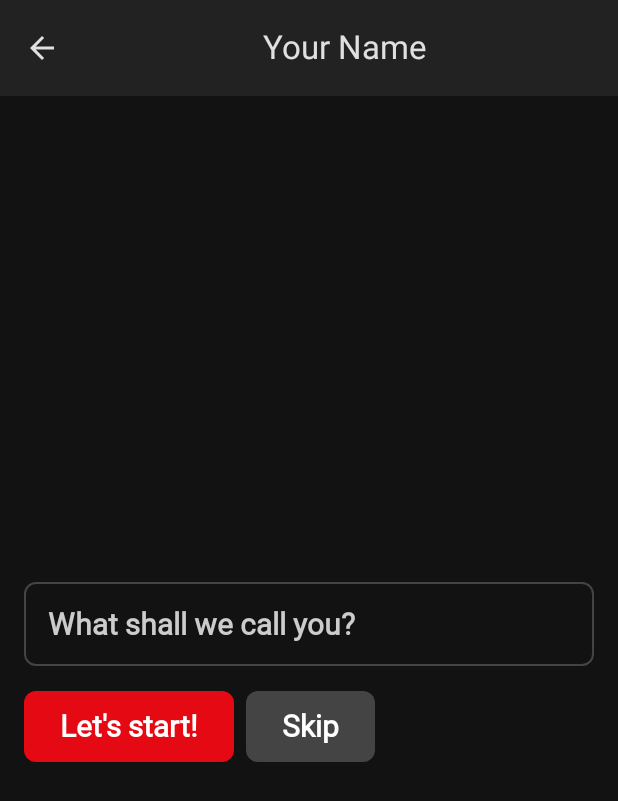
After one commit to thanhhoann/mobile_app_project, an Android app built with Jetpack Compose: the PromptNameScreen screen opened through its navigation route, on a phone screen of 412 x 824 dp. The commit adds this screen. Shown: the top 801 px of the screen. Run offline under Robolectric (Android 15) with nearby library versions, the phone set to English and light mode, and no system bars; our stand-ins replace Dagger/Hilt's generated code, Firebase (no records; nobody signed in at launch, a user with empty details on screens opened directly); pictures from the network do not load; Roboto replaces fonts that are not available here.

Commit message:
Add PromptNameScreen.kt

```diff
--- a/app/src/main/java/com/mobile_app/project/MainActivity.kt
+++ b/app/src/main/java/com/mobile_app/project/MainActivity.kt
@@ -34,6 +34,8 @@ import com.mobile_app.project.config.auth.AuthService
 import com.mobile_app.project.ui.screens.HomeScreen
 import com.mobile_app.project.ui.screens.MovieScreen
 import com.mobile_app.project.ui.screens.MovieViewModel
+import com.mobile_app.project.ui.screens.ProfileScreen
+import com.mobile_app.project.ui.screens.PromptNameScreen
 import com.mobile_app.project.ui.screens.SignInScreen
 import com.mobile_app.project.ui.screens.SignUp
 import com.mobile_app.project.ui.theme.MobileAppProjectTheme
@@ -82,7 +84,8 @@ enum class MovieScreens(@StringRes val title: Int) {
     SignUp(title = R.string.signup),
     SignIn(title = R.string.signin),
     Detail(title = R.string.movie_detail),
-    Profile(title = R.string.profile)
+    Profile(title = R.string.profile),
+    PromptName(title = R.string.your_name)
 }
 
 @Composable
@@ -139,7 +142,7 @@ fun MovieApp(authService: AuthService) {
                 )
             },
             bottomBar = {
-                if (authService.isLoggedIn) {
+                if (authService.isLoggedIn && currentScreen != MovieScreens.PromptName) {
                     BottomBar(currentScreen, navController)
                 }
             }
@@ -165,13 +168,29 @@ fun MovieApp(authService: AuthService) {
                     SignInScreen(
                         authService,
                         onSignInSuccess = {
-                            navController.navigate(MovieScreens.Home.name) {
-                                popUpTo(MovieScreens.Home.name) { inclusive = true }
+                            if (authService.getCurrentUser()?.displayName == null) {
+                                navController.navigate(MovieScreens.PromptName.name) {
+                                    popUpTo(MovieScreens.PromptName.name) { inclusive = true }
+                                }
+                            } else {
+                                navController.navigate(MovieScreens.Home.name) {
+                                    popUpTo(MovieScreens.Home.name) { inclusive = true }
+                                }
                             }
                         },
                         navController
                     )
                 }
+                composable(route = MovieScreens.Profile.name) {
+                    ProfileScreen(authService, onSignOut = {
+                        navController.navigate(MovieScreens.Home.name) {
+                            popUpTo(MovieScreens.Home.name) { inclusive = true }
+                        }
+                    })
+                }
+                composable(route = MovieScreens.PromptName.name) {
+                    PromptNameScreen(authService, navController)
+                }
             }
         }
     }
--- a/app/src/main/java/com/mobile_app/project/components/AppBar.kt
+++ b/app/src/main/java/com/mobile_app/project/components/AppBar.kt
@@ -37,7 +37,8 @@ fun MovieAppBar(
     navigateUp: () -> Unit,
     modifier: Modifier = Modifier
 ) {
-    val username = authService.getCurrentUser()?.email?.substringBefore("@")
+    val user = authService.getCurrentUser()
+    val username = user?.displayName ?: user?.email?.substringBefore("@")
     CenterAlignedTopAppBar(
         title = {
             Row(
@@ -65,18 +66,19 @@ fun MovieAppBar(
                 horizontalArrangement = Arrangement.End,
             ) {
                 if (!canNavigateBack) {
-                    Icon(
-                        imageVector = Icons.Default.Search,
-                        contentDescription = "Search",
-                        tint = on_background,
-                        modifier = Modifier.size(24.dp)
-                    )
                     if (!authService.isLoggedIn) {
                         Button (
                             onClick = { navController.navigate(MovieScreens.SignIn.name) }
                         ) {
                             Text("Sign In", style = MaterialTheme.typography.body1)
                         }
+                    } else {
+                        Icon(
+                            imageVector = Icons.Default.Search,
+                            contentDescription = "Search",
+                            tint = on_background,
+                            modifier = Modifier.size(24.dp)
+                        )
                     }
                 }
             }
--- /dev/null
+++ b/app/src/main/java/com/mobile_app/project/ui/screens/PromptNameScreen.kt
@@ -0,0 +1,67 @@
+package com.mobile_app.project.ui.screens
+
+import androidx.compose.foundation.layout.Arrangement
+import androidx.compose.foundation.layout.Column
+import androidx.compose.foundation.layout.Row
+import androidx.compose.foundation.layout.Spacer
+import androidx.compose.foundation.layout.fillMaxHeight
+import androidx.compose.foundation.layout.padding
+import androidx.compose.runtime.Composable
+import androidx.compose.runtime.getValue
+import androidx.compose.runtime.mutableStateOf
+import androidx.compose.runtime.remember
+import androidx.compose.runtime.setValue
+import androidx.compose.ui.Modifier
+import androidx.compose.ui.unit.dp
+import androidx.navigation.NavController
+import com.google.firebase.auth.userProfileChangeRequest
+import com.mobile_app.project.MovieScreens
+import com.mobile_app.project.components.ButtonVariants
+import com.mobile_app.project.components.StyledButton
+import com.mobile_app.project.components.StyledTextField
+import com.mobile_app.project.config.auth.AuthService
+
+@Composable
+fun PromptNameScreen(authService: AuthService, navController: NavController) {
+    var name by remember { mutableStateOf("") }
+    val user = authService.getCurrentUser()
+    Column (
+        modifier = Modifier.fillMaxHeight().padding(16.dp),
+        verticalArrangement = Arrangement.Center,
+    ) {
+        StyledTextField(
+            value = name,
+            onValueChange = { name = it },
+            label = "What shall we call you?"
+        )
+        Spacer(modifier = Modifier.padding(8.dp))
+        Row {
+            StyledButton(
+                text = "Let's start!",
+                onClick = {
+                    val profileUpdate = userProfileChangeRequest {
+                        displayName = name
+                    }
+
+                    user?.updateProfile(profileUpdate)?.addOnCompleteListener { task ->
+                        if (task.isSuccessful) {
+                            navController.navigate(MovieScreens.Home.name) {
+                                popUpTo(MovieScreens.Home.name) { inclusive = true }
+                            }
+                        }
+                    }
+                }
+            )
+            Spacer(modifier = Modifier.padding(horizontal = 4.dp))
+            StyledButton(
+                text = "Skip",
+                onClick = {
+                    navController.navigate(MovieScreens.Home.name) {
+                        popUpTo(MovieScreens.Home.name) { inclusive = true }
+                    }
+                },
+                color = ButtonVariants.Secondary
+            )
+        }
+    }
+}
--- a/app/src/main/java/com/mobile_app/project/ui/screens/SignInScreen.kt
+++ b/app/src/main/java/com/mobile_app/project/ui/screens/SignInScreen.kt
@@ -104,8 +104,8 @@ fun SignInScreen(
                                     "Sign in successful",
                                     Toast.LENGTH_SHORT
                                 ).show()
+                                onSignInSuccess()
                             }
-                            onSignInSuccess()
                         }.addOnFailureListener {
                             Toast.makeText(
                                 context,
--- a/app/src/main/res/values/strings.xml
+++ b/app/src/main/res/values/strings.xml
@@ -5,4 +5,5 @@
     <string name="signin">Sign In</string>
     <string name="movie_detail">View movie detail</string>
     <string name="profile">Profile</string>
+    <string name="your_name">Your Name</string>
 </resources>
```
Also changed, not shown: app/src/main/java/com/mobile_app/project/ui/screens/ProfileScreen.kt (added, +50 -0 lines).
